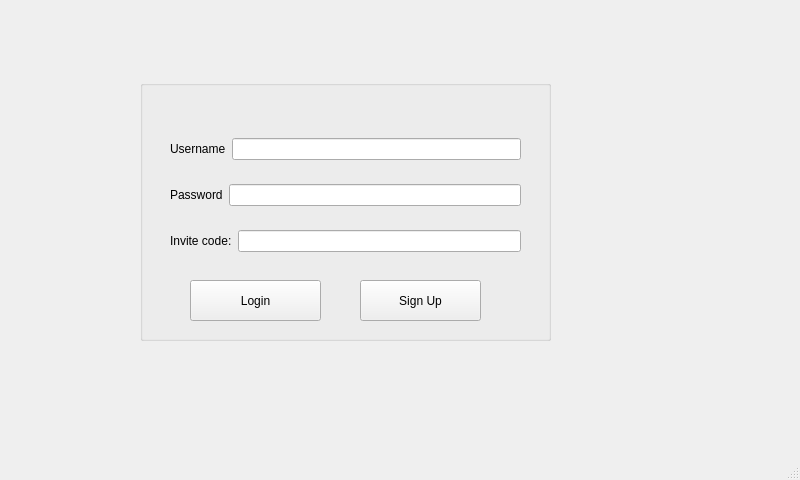
Above: interface/mainwindow.ui from DeliTrbat/LearNet before the change. Below: the same form after it.
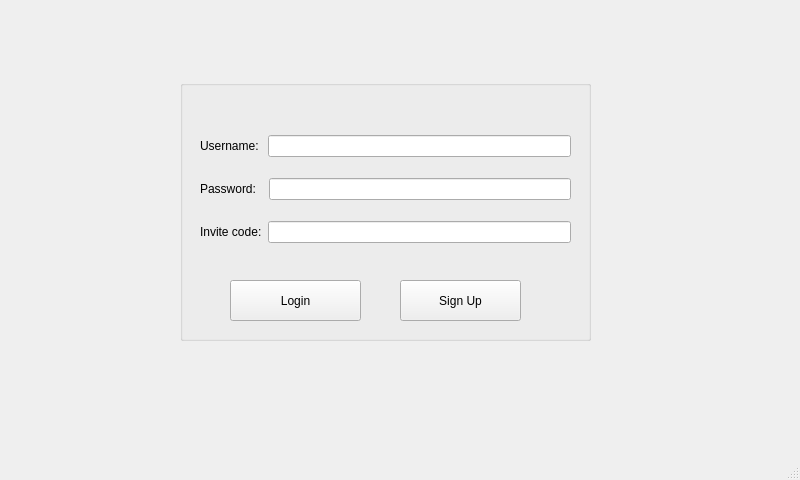
That is the form after the change.

```diff
--- a/interface/mainwindow.ui
+++ b/interface/mainwindow.ui
@@ -30,7 +30,7 @@
      <widget class="QGroupBox" name="groupBox">
       <property name="geometry">
        <rect>
-        <x>140</x>
+        <x>180</x>
         <y>80</y>
         <width>411</width>
         <height>261</height>
@@ -68,10 +68,10 @@
       <widget class="QWidget" name="layoutWidget">
        <property name="geometry">
         <rect>
-         <x>30</x>
+         <x>20</x>
          <y>40</y>
-         <width>351</width>
-         <height>151</height>
+         <width>371</width>
+         <height>141</height>
         </rect>
        </property>
        <layout class="QVBoxLayout" name="verticalLayout">
@@ -80,7 +80,7 @@
           <item>
            <widget class="QLabel" name="label">
             <property name="text">
-             <string>Username</string>
+             <string>Username: </string>
             </property>
            </widget>
           </item>
@@ -94,7 +94,7 @@
           <item>
            <widget class="QLabel" name="label_2">
             <property name="text">
-             <string>Password</string>
+             <string>Password:  </string>
             </property>
            </widget>
           </item>
```
